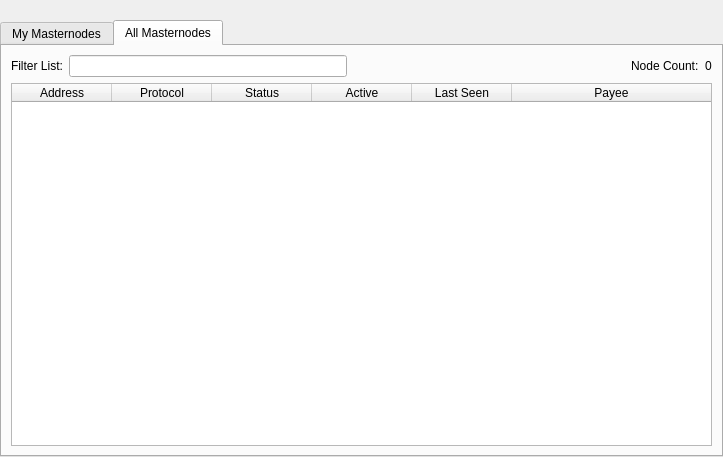
First picture: the form in src/qt/forms/masternodelist.ui, repository qyno/qynocoin, before the edit.
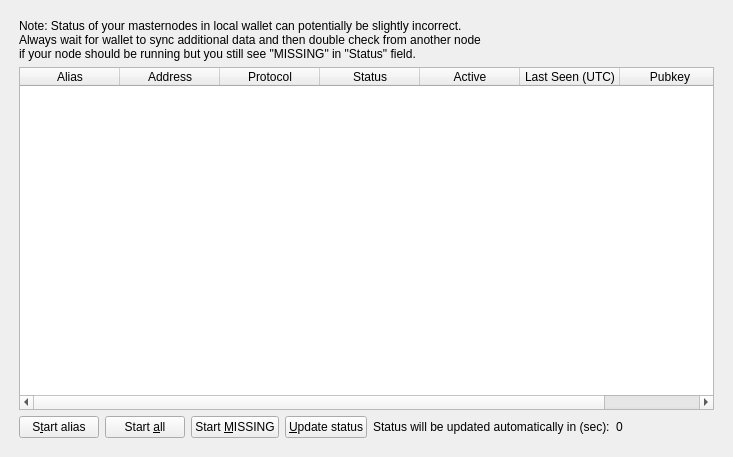
Second picture: the form after the edit. The open tabs and pages were chosen to show the change.

```diff
--- a/src/qt/forms/masternodelist.ui
+++ b/src/qt/forms/masternodelist.ui
@@ -15,40 +15,18 @@
   </property>
   <layout class="QVBoxLayout" name="topLayout">
    <property name="leftMargin">
-    <number>0</number>
+    <number>10</number>
    </property>
    <property name="topMargin">
-    <number>0</number>
+    <number>10</number>
    </property>
    <property name="rightMargin">
-    <number>0</number>
+    <number>10</number>
    </property>
    <property name="bottomMargin">
-    <number>0</number>
+    <number>10</number>
    </property>
    <item>
-    <layout class="QVBoxLayout" name="verticalLayout">
-     <property name="bottomMargin">
-      <number>0</number>
-     </property>
-     <item>
-      <spacer name="horizontalSpacer0">
-       <property name="orientation">
-        <enum>Qt::Horizontal</enum>
-       </property>
-       <property name="sizeHint" stdset="0">
-        <size>
-         <width>40</width>
-         <height>20</height>
-        </size>
-       </property>
-      </spacer>
-     </item>
-     <item>
-      <widget class="QTabWidget" name="tabWidget">
-       <property name="currentIndex">
-        <number>0</number>
-       </property>
        <widget class="QWidget" name="tabMyMasternodes">
         <attribute name="title">
          <string>My Masternodes</string>
@@ -67,7 +45,7 @@
              <item>
               <widget class="QLabel" name="updateNote">
                <property name="text">
-                <string>Note: Status of your masternodes in local wallet can potentially be slightly incorrect.&lt;br /&gt;Always wait for wallet to sync additional data and then double check from another node&lt;br /&gt;if your masternode should be running but you still do not see "ENABLED" in "Status" field.</string>
+              <string>Note: Status of your masternodes in local wallet can potentially be slightly incorrect.&lt;br /&gt;Always wait for wallet to sync additional data and then double check from another node&lt;br /&gt;if your node should be running but you still see &quot;MISSING&quot; in &quot;Status&quot; field.</string>
                </property>
               </widget>
              </item>
@@ -81,6 +59,43 @@
                <height>0</height>
               </size>
              </property>
+           <property name="palette">
+            <palette>
+             <active>
+              <colorrole role="Text">
+               <brush brushstyle="SolidPattern">
+                <color alpha="255">
+                 <red>51</red>
+                 <green>51</green>
+                 <blue>51</blue>
+                </color>
+               </brush>
+              </colorrole>
+             </active>
+             <inactive>
+              <colorrole role="Text">
+               <brush brushstyle="SolidPattern">
+                <color alpha="255">
+                 <red>51</red>
+                 <green>51</green>
+                 <blue>51</blue>
+                </color>
+               </brush>
+              </colorrole>
+             </inactive>
+             <disabled>
+              <colorrole role="Text">
+               <brush brushstyle="SolidPattern">
+                <color alpha="255">
+                 <red>85</red>
+                 <green>85</green>
+                 <blue>85</blue>
+                </color>
+               </brush>
+              </colorrole>
+             </disabled>
+            </palette>
+           </property>
              <property name="editTriggers">
               <set>QAbstractItemView::NoEditTriggers</set>
              </property>
@@ -129,12 +144,12 @@
              </column>
              <column>
               <property name="text">
-               <string>Last Seen</string>
+             <string>Last Seen (UTC)</string>
               </property>
              </column>
              <column>
               <property name="text">
-               <string>Payee</string>
+             <string>Pubkey</string>
               </property>
              </column>
             </widget>
@@ -205,116 +220,6 @@
          </item>
         </layout>
        </widget>
-       <widget class="QWidget" name="tabAllMasternodes">
-        <attribute name="title">
-         <string>All Masternodes</string>
-        </attribute>
-        <layout class="QGridLayout" name="gridLayout">
-         <item row="1" column="0">
-          <widget class="QTableWidget" name="tableWidgetMasternodes">
-           <property name="editTriggers">
-            <set>QAbstractItemView::NoEditTriggers</set>
-           </property>
-           <property name="alternatingRowColors">
-            <bool>true</bool>
-           </property>
-           <property name="selectionBehavior">
-            <enum>QAbstractItemView::SelectRows</enum>
-           </property>
-           <property name="sortingEnabled">
-            <bool>true</bool>
-           </property>
-           <attribute name="horizontalHeaderStretchLastSection">
-            <bool>true</bool>
-           </attribute>
-           <attribute name="ResizeMode">
-            <enum>QHeaderView::Interactive</enum>
-           </attribute>
-           <column>
-            <property name="text">
-             <string>Address</string>
-            </property>
-           </column>
-           <column>
-            <property name="text">
-             <string>Protocol</string>
-            </property>
-           </column>
-           <column>
-            <property name="text">
-             <string>Status</string>
-            </property>
-           </column>
-           <column>
-            <property name="text">
-             <string>Active</string>
-            </property>
-           </column>
-           <column>
-            <property name="text">
-             <string>Last Seen</string>
-            </property>
-           </column>
-           <column>
-            <property name="text">
-             <string>Payee</string>
-            </property>
-           </column>
-          </widget>
-         </item>
-         <item row="0" column="0">
-          <layout class="QHBoxLayout" name="horizontalLayout_3">
-           <property name="bottomMargin">
-            <number>0</number>
-           </property>
-           <item>
-            <widget class="QLabel" name="label_filter">
-             <property name="text">
-              <string>Filter List:</string>
-             </property>
-            </widget>
-           </item>
-           <item>
-            <widget class="QLineEdit" name="filterLineEdit">
-             <property name="toolTip">
-              <string>Filter masternode list</string>
-             </property>
-            </widget>
-           </item>
-           <item>
-            <spacer name="horizontalSpacer_3">
-             <property name="orientation">
-              <enum>Qt::Horizontal</enum>
-             </property>
-             <property name="sizeHint" stdset="0">
-              <size>
-               <width>10</width>
-               <height>20</height>
-              </size>
-             </property>
-            </spacer>
-           </item>
-           <item>
-            <widget class="QLabel" name="label_count">
-             <property name="text">
-              <string>Node Count:</string>
-             </property>
-            </widget>
-           </item>
-           <item>
-            <widget class="QLabel" name="countLabel">
-             <property name="text">
-              <string>0</string>
-             </property>
-            </widget>
-           </item>
-          </layout>
-         </item>
-        </layout>
-       </widget>
-      </widget>
-     </item>
-    </layout>
    </item>
   </layout>
  </widget>
```
Lines whose indentation alone changed are shown as unchanged.
